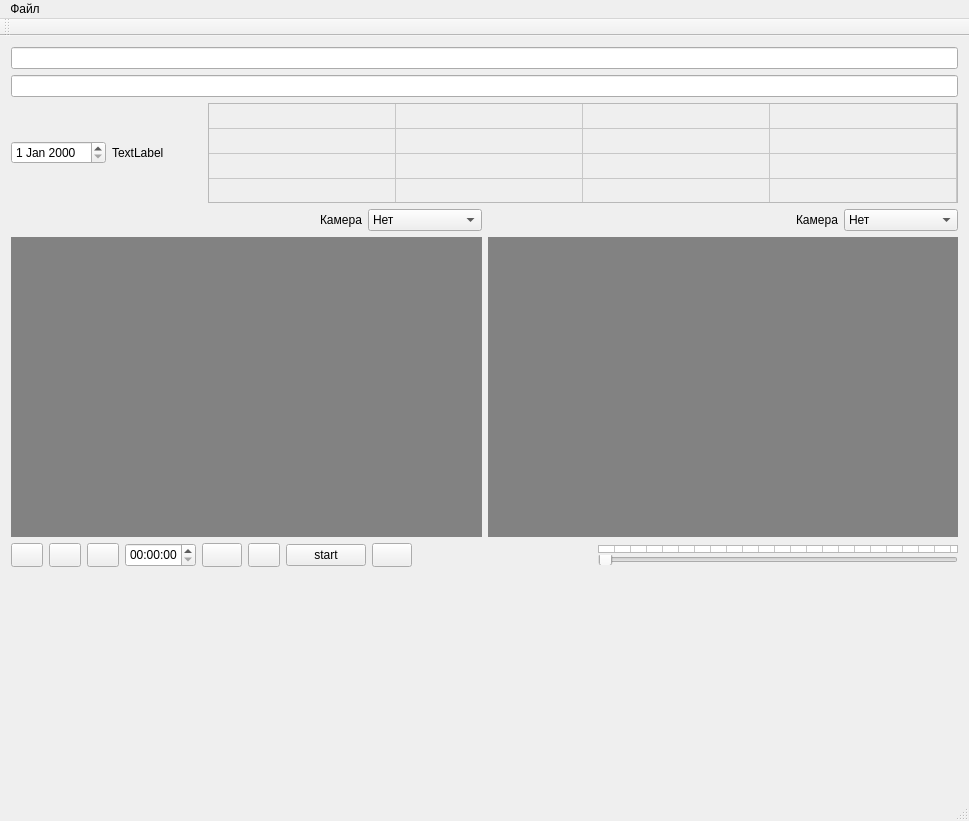
Above: myform.ui from Zurcan/ASCUM_ARM_VIDEO before the change. Below: the same form after it.
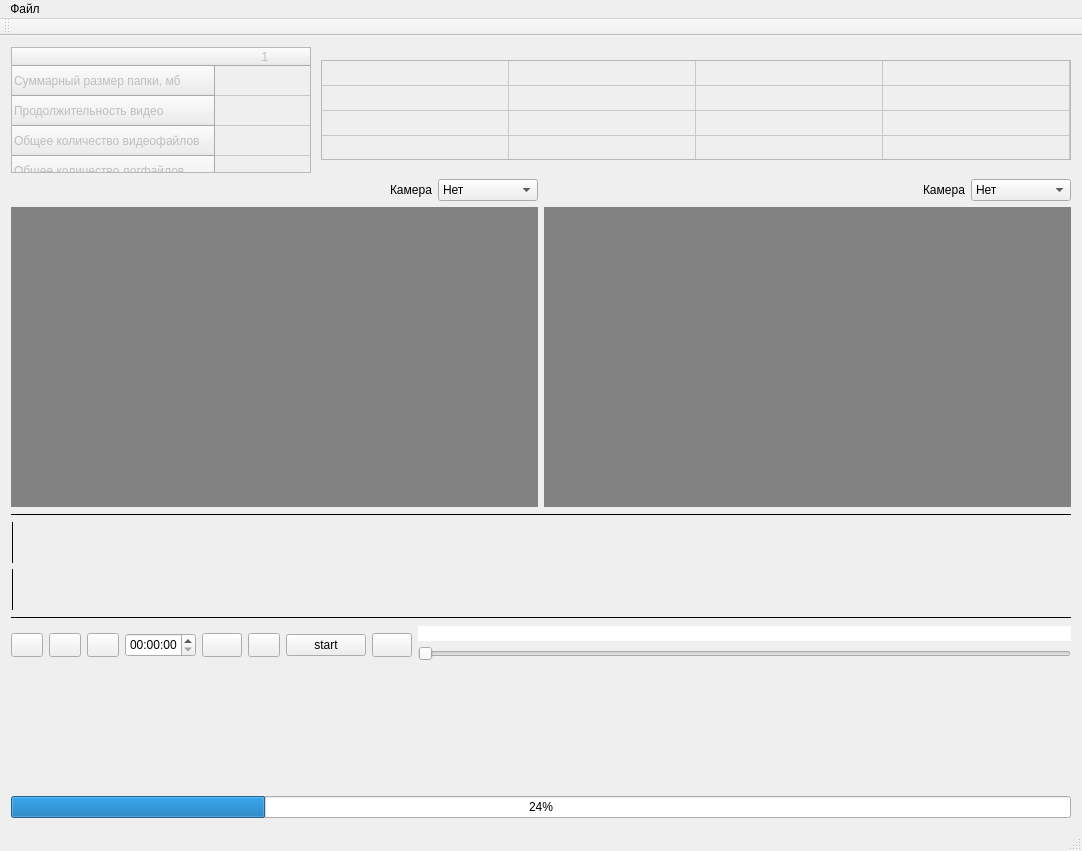
That is the form after the change. Custom widgets are drawn as their Qt base class.

Commit message: colored map bar added and some fixes in it; also added and rounded time scale; also some changes in concept of datamapping;

Diff of the .ui file:
```diff
--- a/myform.ui
+++ b/myform.ui
@@ -6,8 +6,8 @@
    <rect>
     <x>0</x>
     <y>0</y>
-    <width>969</width>
-    <height>821</height>
+    <width>1082</width>
+    <height>851</height>
    </rect>
   </property>
   <property name="windowTitle">
@@ -15,25 +15,66 @@
   </property>
   <widget class="QWidget" name="centralWidget">
    <layout class="QGridLayout" name="gridLayout">
-    <item row="1" column="0">
-     <widget class="QLineEdit" name="lineEdit"/>
-    </item>
-    <item row="2" column="0">
-     <layout class="QHBoxLayout" name="horizontalLayout_5"/>
-    </item>
     <item row="4" column="0">
      <layout class="QHBoxLayout" name="horizontalLayout_7">
       <property name="sizeConstraint">
        <enum>QLayout::SetFixedSize</enum>
       </property>
       <item>
-       <widget class="QDateEdit" name="dateEdit"/>
-      </item>
-      <item>
-       <widget class="QLabel" name="label_3">
-        <property name="text">
-         <string>TextLabel</string>
+       <widget class="QTableWidget" name="tableWidget_3">
+        <property name="enabled">
+         <bool>false</bool>
         </property>
+        <property name="minimumSize">
+         <size>
+          <width>300</width>
+          <height>0</height>
+         </size>
+        </property>
+        <property name="maximumSize">
+         <size>
+          <width>16777215</width>
+          <height>126</height>
+         </size>
+        </property>
+        <property name="verticalScrollBarPolicy">
+         <enum>Qt::ScrollBarAlwaysOff</enum>
+        </property>
+        <property name="horizontalScrollBarPolicy">
+         <enum>Qt::ScrollBarAlwaysOff</enum>
+        </property>
+        <property name="rowCount">
+         <number>4</number>
+        </property>
+        <property name="columnCount">
+         <number>1</number>
+        </property>
+        <row>
+         <property name="text">
+          <string>Суммарный размер папки, мб</string>
+         </property>
+        </row>
+        <row>
+         <property name="text">
+          <string>Продолжительность видео</string>
+         </property>
+        </row>
+        <row>
+         <property name="text">
+          <string>Общее количество видеофайлов</string>
+         </property>
+        </row>
+        <row>
+         <property name="text">
+          <string>Общее количество логфайлов</string>
+         </property>
+        </row>
+        <column/>
+        <item row="1" column="0">
+         <property name="text">
+          <string/>
+         </property>
+        </item>
        </widget>
       </item>
       <item>
@@ -143,6 +184,9 @@
       </item>
      </layout>
     </item>
+    <item row="2" column="0">
+     <layout class="QHBoxLayout" name="horizontalLayout_5"/>
+    </item>
     <item row="5" column="0">
      <layout class="QHBoxLayout" name="horizontalLayout">
       <item>
@@ -171,36 +215,17 @@
           </item>
           <item>
            <widget class="QComboBox" name="comboBox">
+            <property name="minimumSize">
+             <size>
+              <width>100</width>
+              <height>0</height>
+             </size>
+            </property>
             <item>
              <property name="text">
               <string>Нет</string>
              </property>
             </item>
-            <item>
-             <property name="text">
-              <string>Вид вперед</string>
-             </property>
-            </item>
-            <item>
-             <property name="text">
-              <string>Вид назад</string>
-             </property>
-            </item>
-            <item>
-             <property name="text">
-              <string>Вид на сцепку</string>
-             </property>
-            </item>
-            <item>
-             <property name="text">
-              <string>Вид на пульт 1</string>
-             </property>
-            </item>
-            <item>
-             <property name="text">
-              <string>Вид на пульт 2</string>
-             </property>
-            </item>
            </widget>
           </item>
          </layout>
@@ -667,36 +692,17 @@
           </item>
           <item>
            <widget class="QComboBox" name="comboBox_2">
+            <property name="minimumSize">
+             <size>
+              <width>100</width>
+              <height>0</height>
+             </size>
+            </property>
             <item>
              <property name="text">
               <string>Нет</string>
              </property>
             </item>
-            <item>
-             <property name="text">
-              <string>Вид вперед</string>
-             </property>
-            </item>
-            <item>
-             <property name="text">
-              <string>Вид назад</string>
-             </property>
-            </item>
-            <item>
-             <property name="text">
-              <string>Вид на сцепку</string>
-             </property>
-            </item>
-            <item>
-             <property name="text">
-              <string>Вид на пульт 1</string>
-             </property>
-            </item>
-            <item>
-             <property name="text">
-              <string>Вид на пульт 2</string>
-             </property>
-            </item>
            </widget>
           </item>
          </layout>
@@ -1133,7 +1139,20 @@
       </item>
      </layout>
     </item>
-    <item row="6" column="0">
+    <item row="14" column="0">
+     <layout class="QGridLayout" name="gridLayout_2"/>
+    </item>
+    <item row="15" column="0">
+     <widget class="QProgressBar" name="progressBar">
+      <property name="value">
+       <number>24</number>
+      </property>
+     </widget>
+    </item>
+    <item row="11" column="0" rowspan="3">
+     <layout class="QHBoxLayout" name="horizontalLayout_4"/>
+    </item>
+    <item row="10" column="0">
      <layout class="QHBoxLayout" name="horizontalLayout_6">
       <item>
        <widget class="QPushButton" name="previousTimeSegment">
@@ -1194,6 +1213,9 @@
       </item>
       <item>
        <widget class="QTimeEdit" name="timeEdit">
+        <property name="enabled">
+         <bool>true</bool>
+        </property>
         <property name="minimumSize">
          <size>
           <width>71</width>
@@ -1260,42 +1282,32 @@
         </property>
        </widget>
       </item>
-      <item>
-       <spacer name="horizontalSpacer_4">
-        <property name="orientation">
-         <enum>Qt::Horizontal</enum>
-        </property>
-        <property name="sizeHint" stdset="0">
-         <size>
-          <width>40</width>
-          <height>20</height>
-         </size>
-        </property>
-       </spacer>
-      </item>
       <item>
        <layout class="QVBoxLayout" name="verticalLayout_3">
         <property name="spacing">
          <number>0</number>
         </property>
+        <item>
+         <widget class="QwtScaleWidget" name="ScaleWidget"/>
+        </item>
         <item>
          <widget class="QTableWidget" name="tableWidget">
           <property name="sizePolicy">
-           <sizepolicy hsizetype="Fixed" vsizetype="Fixed">
+           <sizepolicy hsizetype="Expanding" vsizetype="Fixed">
             <horstretch>0</horstretch>
             <verstretch>0</verstretch>
            </sizepolicy>
           </property>
           <property name="minimumSize">
            <size>
-            <width>360</width>
-            <height>8</height>
+            <width>600</width>
+            <height>15</height>
            </size>
           </property>
           <property name="maximumSize">
            <size>
-            <width>360</width>
-            <height>8</height>
+            <width>60000</width>
+            <height>15</height>
            </size>
           </property>
           <property name="font">
@@ -1303,6 +1315,18 @@
             <pointsize>7</pointsize>
            </font>
           </property>
+          <property name="frameShape">
+           <enum>QFrame::NoFrame</enum>
+          </property>
+          <property name="frameShadow">
+           <enum>QFrame::Plain</enum>
+          </property>
+          <property name="lineWidth">
+           <number>-1</number>
+          </property>
+          <property name="midLineWidth">
+           <number>-1</number>
+          </property>
           <property name="verticalScrollBarPolicy">
            <enum>Qt::ScrollBarAlwaysOff</enum>
           </property>
@@ -1315,26 +1339,35 @@
           <property name="autoScrollMargin">
            <number>0</number>
           </property>
+          <property name="selectionMode">
+           <enum>QAbstractItemView::SingleSelection</enum>
+          </property>
+          <property name="selectionBehavior">
+           <enum>QAbstractItemView::SelectColumns</enum>
+          </property>
+          <property name="showGrid">
+           <bool>false</bool>
+          </property>
           <property name="rowCount">
            <number>1</number>
           </property>
           <property name="columnCount">
-           <number>24</number>
+           <number>0</number>
           </property>
           <attribute name="horizontalHeaderVisible">
            <bool>false</bool>
           </attribute>
           <attribute name="horizontalHeaderCascadingSectionResizes">
-           <bool>false</bool>
+           <bool>true</bool>
           </attribute>
           <attribute name="horizontalHeaderDefaultSectionSize">
-           <number>15</number>
+           <number>100</number>
           </attribute>
           <attribute name="horizontalHeaderHighlightSections">
            <bool>true</bool>
           </attribute>
           <attribute name="horizontalHeaderMinimumSectionSize">
-           <number>15</number>
+           <number>10</number>
           </attribute>
           <attribute name="verticalHeaderVisible">
            <bool>false</bool>
@@ -1349,90 +1382,23 @@
            <number>10</number>
           </attribute>
           <row/>
-          <column>
-           <property name="text">
-            <string>0</string>
-           </property>
-          </column>
-          <column>
-           <property name="text">
-            <string>1</string>
-           </property>
-          </column>
-          <column>
-           <property name="text">
-            <string>2</string>
-           </property>
-          </column>
-          <column>
-           <property name="text">
-            <string>3</string>
-           </property>
-          </column>
-          <column>
-           <property name="text">
-            <string>4</string>
-           </property>
-          </column>
-          <column>
-           <property name="text">
-            <string>Новый столбец</string>
-           </property>
-          </column>
-          <column>
-           <property name="text">
-            <string>5</string>
-           </property>
-          </column>
-          <column>
-           <property name="text">
-            <string>6</string>
-           </property>
-          </column>
-          <column>
-           <property name="text">
-            <string>7</string>
-           </property>
-          </column>
-          <column>
-           <property name="text">
-            <string>8</string>
-           </property>
-          </column>
-          <column>
-           <property name="text">
-            <string>9</string>
-           </property>
-          </column>
-          <column>
-           <property name="text">
-            <string>10</string>
-           </property>
-          </column>
-          <column>
-           <property name="text">
-            <string>12</string>
-           </property>
-          </column>
-          <column/>
-          <column/>
-          <column/>
-          <column/>
-          <column/>
-          <column/>
-          <column/>
-          <column/>
-          <column/>
-          <column/>
-          <column/>
          </widget>
         </item>
         <item>
          <widget class="QSlider" name="horizontalSlider">
+          <property name="enabled">
+           <bool>false</bool>
+          </property>
+          <property name="minimumSize">
+           <size>
+            <width>0</width>
+            <height>25</height>
+           </size>
+          </property>
           <property name="maximumSize">
            <size>
-            <width>360</width>
-            <height>10</height>
+            <width>60000</width>
+            <height>25</height>
            </size>
           </property>
           <property name="maximum">
@@ -1459,35 +1425,51 @@
       </item>
      </layout>
     </item>
-    <item row="7" column="0" rowspan="3">
-     <layout class="QHBoxLayout" name="horizontalLayout_4">
-      <item>
-       <widget class="QwtThermo" name="Thermo">
-        <property name="scalePosition">
-         <enum>QwtThermo::NoScale</enum>
-        </property>
-        <property name="pipeWidth">
-         <number>25</number>
-        </property>
-       </widget>
-      </item>
-      <item>
-       <widget class="QwtThermo" name="Thermo_2">
-        <property name="scalePosition">
-         <enum>QwtThermo::NoScale</enum>
-        </property>
-        <property name="pipeWidth">
-         <number>25</number>
-        </property>
-       </widget>
-      </item>
-     </layout>
+    <item row="7" column="0">
+     <widget class="Line" name="line_2">
+      <property name="frameShadow">
+       <enum>QFrame::Plain</enum>
+      </property>
+      <property name="orientation">
+       <enum>Qt::Vertical</enum>
+      </property>
+     </widget>
     </item>
-    <item row="10" column="0">
-     <layout class="QGridLayout" name="gridLayout_2"/>
+    <item row="8" column="0">
+     <widget class="Line" name="line_3">
+      <property name="frameShadow">
+       <enum>QFrame::Plain</enum>
+      </property>
+      <property name="orientation">
+       <enum>Qt::Vertical</enum>
+      </property>
+     </widget>
     </item>
-    <item row="0" column="0">
-     <widget class="QLineEdit" name="lineEdit_2"/>
+    <item row="9" column="0">
+     <widget class="Line" name="line_4">
+      <property name="frameShadow">
+       <enum>QFrame::Plain</enum>
+      </property>
+      <property name="orientation">
+       <enum>Qt::Horizontal</enum>
+      </property>
+     </widget>
+    </item>
+    <item row="6" column="0">
+     <widget class="Line" name="line">
+      <property name="frameShadow">
+       <enum>QFrame::Plain</enum>
+      </property>
+      <property name="lineWidth">
+       <number>1</number>
+      </property>
+      <property name="midLineWidth">
+       <number>0</number>
+      </property>
+      <property name="orientation">
+       <enum>Qt::Horizontal</enum>
+      </property>
+     </widget>
     </item>
    </layout>
   </widget>
@@ -1496,7 +1478,7 @@
     <rect>
      <x>0</x>
      <y>0</y>
-     <width>969</width>
+     <width>1082</width>
      <height>21</height>
     </rect>
    </property>
@@ -1544,9 +1526,9 @@
  <layoutdefault spacing="6" margin="11"/>
  <customwidgets>
   <customwidget>
-   <class>QwtThermo</class>
+   <class>QwtScaleWidget</class>
    <extends>QWidget</extends>
-   <header>qwt_thermo.h</header>
+   <header>qwt_scale_widget.h</header>
   </customwidget>
  </customwidgets>
  <resources/>
```
The commit also changes 9 other files.
